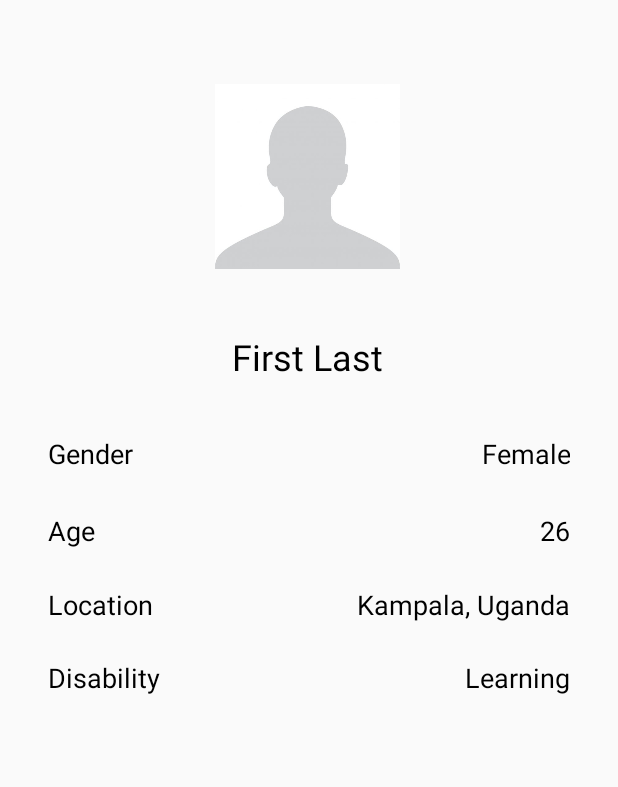
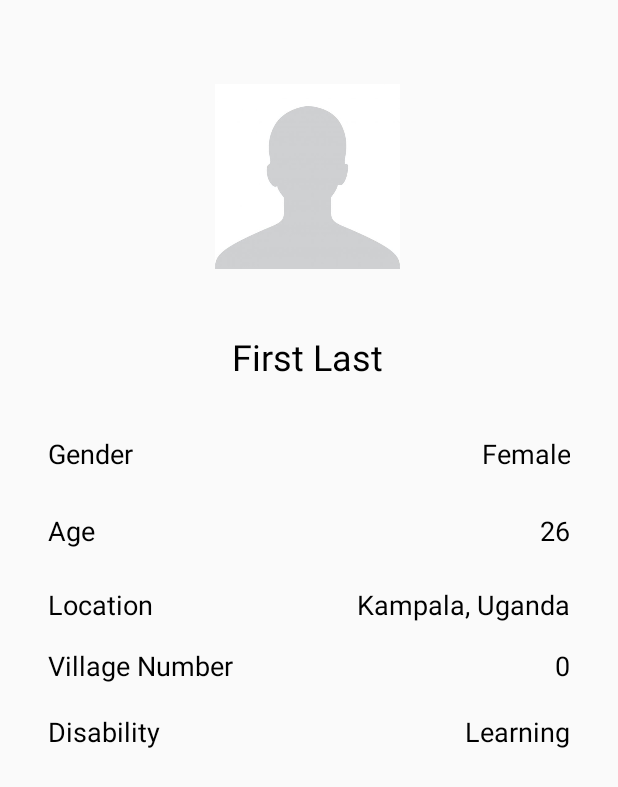
Before and after one commit to imorton93/CBR_Manager, an Android app: the layout fragment_info.xml on its own in the app's theme, with its tools: preview values and no code run, on a phone screen of 412 x 824 dp. Shown: the top 787 px of the screen. Run offline under Robolectric (Android 15) with nearby library versions, the phone set to English and light mode, and no system bars.

```diff
--- a/app/src/main/java/com/example/cbr_manager/Database/ClientManager.java
+++ b/app/src/main/java/com/example/cbr_manager/Database/ClientManager.java
@@ -152,6 +152,11 @@ public class ClientManager implements Iterable<Client>{
 
     public List<Client> getSearchedClients(String first_name, String last_name, String village,
                                            String section, String village_num){
+        if(first_name.isEmpty() && last_name.isEmpty() && village.equals("Villages") &&
+                section.equals("Overall") && village_num.isEmpty()){
+            return this.clients;
+        }
+
         List<Client> searched_clients = new ArrayList<>();
         boolean village_num_exists = true;
         int village_number = -999;
--- a/app/src/main/java/com/example/cbr_manager/UI/clientInfoFragment/InfoFragment.java
+++ b/app/src/main/java/com/example/cbr_manager/UI/clientInfoFragment/InfoFragment.java
@@ -1,24 +1,16 @@
 package com.example.cbr_manager.UI.clientInfoFragment;
 
-import android.database.Cursor;
 import android.os.Bundle;
-
 import androidx.fragment.app.Fragment;
-
 import android.view.LayoutInflater;
 import android.view.View;
 import android.view.ViewGroup;
 import android.widget.TextView;
-import android.widget.Toast;
-
 import com.example.cbr_manager.Database.Client;
 import com.example.cbr_manager.Database.ClientManager;
-import com.example.cbr_manager.Database.DatabaseHelper;
 import com.example.cbr_manager.R;
 import com.example.cbr_manager.UI.ClientInfoActivity;
-
 import java.util.Arrays;
-import java.util.List;
 
 public class InfoFragment extends Fragment {
 
@@ -56,6 +48,7 @@ public class InfoFragment extends Fragment {
         TextView gender = v.findViewById(R.id.genderAns);
         TextView age = v.findViewById(R.id.ageAns);
         TextView location = v.findViewById(R.id.locationAns);
+        TextView village_num = v.findViewById(R.id.village_num_ans);
         TextView disability = v.findViewById(R.id.disabilityAns);
 
         String name_string = currentClient.getFirstName() + " " + currentClient.getLastName();
@@ -66,6 +59,7 @@ public class InfoFragment extends Fragment {
         gender.setText(currentClient.getGender());
         age.setText(String.valueOf(currentClient.getAge()));
         location.setText(currentClient.getLocation());
+        village_num.setText(Integer.toString(currentClient.getVillageNumber()));
         disability.setText(disabilities);
     }
 
--- a/app/src/main/res/layout/fragment_info.xml
+++ b/app/src/main/res/layout/fragment_info.xml
@@ -6,6 +6,29 @@
     android:layout_width="match_parent"
     android:layout_height="match_parent"
     tools:context=".UI.clientInfoFragment.InfoFragment">
+
+    <TextView
+        android:id="@+id/village_num_ans"
+        android:layout_width="wrap_content"
+        android:layout_height="wrap_content"
+        android:layout_marginTop="16dp"
+        android:gravity="right"
+        android:text="0"
+        android:textColor="@color/black"
+        android:textSize="18sp"
+        app:layout_constraintEnd_toEndOf="@+id/ageAns"
+        app:layout_constraintTop_toBottomOf="@+id/locationAns" />
+
+    <TextView
+        android:id="@+id/village_num"
+        android:layout_width="wrap_content"
+        android:layout_height="wrap_content"
+        android:layout_marginTop="16dp"
+        android:text="Village Number"
+        android:textColor="@color/black"
+        android:textSize="18sp"
+        app:layout_constraintStart_toStartOf="@+id/age"
+        app:layout_constraintTop_toBottomOf="@+id/location" />
 
     <TextView
         android:id="@+id/gender"
@@ -47,7 +70,7 @@
         android:id="@+id/disability"
         android:layout_width="wrap_content"
         android:layout_height="wrap_content"
-        android:layout_marginTop="24dp"
+        android:layout_marginTop="60dp"
         android:text="@string/disability"
         android:textColor="@color/black"
         android:textSize="18sp"
```
